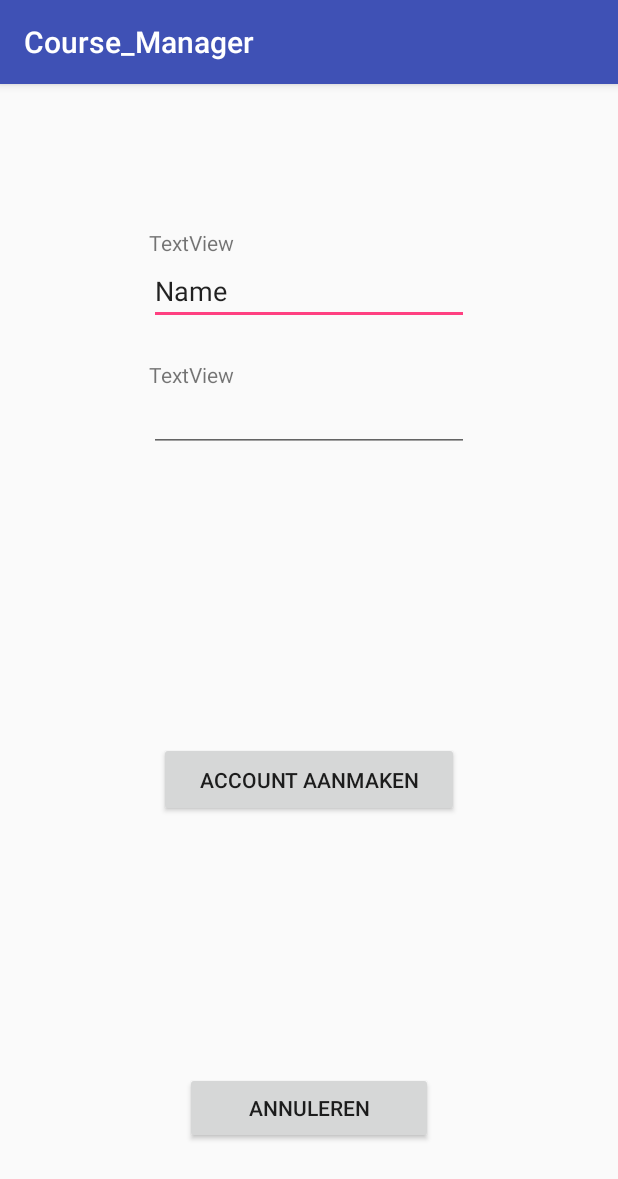
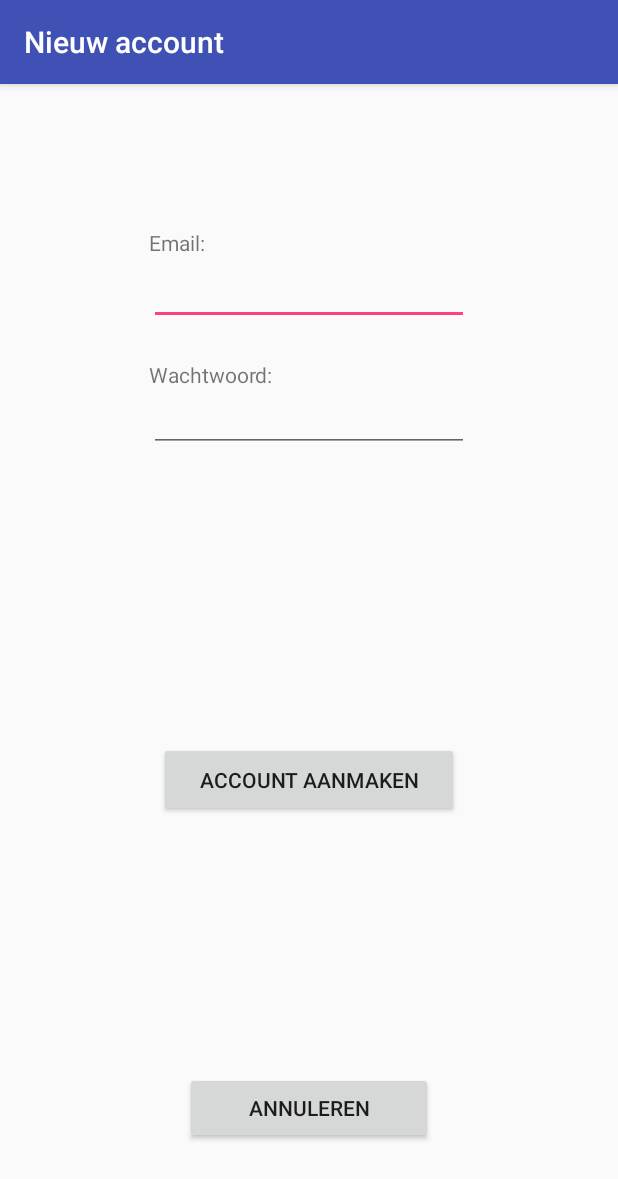
Before and after one commit to Joepin8/Course_Manager, an Android app: the screen it shows after launch (NieuwAccountActivity), after a tap on "NIEUW ACCOUNT", on a phone screen of 412 x 824 dp. Shown: the top 1179 px of the screen. Run offline under Robolectric (Android 15) with nearby library versions, the phone set to English and light mode, and no system bars; our stand-ins replace Firebase (no records; nobody signed in at launch, a user with empty details on screens opened directly), Volley.

Commit message:
Annuleert knop opent MainActivity weer

```diff
--- a/app/src/main/java/ikpmd/westgeestoonk/course_manager/MainActivity.java
+++ b/app/src/main/java/ikpmd/westgeestoonk/course_manager/MainActivity.java
@@ -50,7 +50,7 @@ public class MainActivity extends AppCompatActivity {
         super.onCreate(savedInstanceState);
         setContentView(R.layout.activity_main);
         fAuth = FirebaseAuth.getInstance();
-
+        setTitle("Inloggen");
         emailEditText = (EditText) findViewById(R.id.emailET);
         passwordEditText = (EditText) findViewById(R.id.passwordET);
         loginBtn = (Button) findViewById(R.id.loginBtn);
@@ -62,8 +62,7 @@ public class MainActivity extends AppCompatActivity {
         newAccountBtn.setText("Nieuw account");
         tvEmail.setText("Email:");
         tvWachtwoord.setText("Wachtwoord:");
-        emailEditText.setText("email");
-
+        emailEditText.setText(" ");
         fAuth.signOut();
         loginBtn.setOnClickListener(new View.OnClickListener() {
             @Override
--- a/app/src/main/java/ikpmd/westgeestoonk/course_manager/NieuwAccountActivity.java
+++ b/app/src/main/java/ikpmd/westgeestoonk/course_manager/NieuwAccountActivity.java
@@ -8,12 +8,15 @@ import android.util.Log;
 import android.view.View;
 import android.widget.Button;
 import android.widget.EditText;
+import android.widget.TextView;
 import android.widget.Toast;
 
 import com.google.android.gms.tasks.OnCompleteListener;
 import com.google.android.gms.tasks.Task;
 import com.google.firebase.auth.AuthResult;
 import com.google.firebase.auth.FirebaseAuth;
+
+import org.w3c.dom.Text;
 
 public class NieuwAccountActivity extends AppCompatActivity {
 
@@ -22,19 +25,27 @@ public class NieuwAccountActivity extends AppCompatActivity {
     private Button createAccountBtn;
     private Button cancelBtn;
     private FirebaseAuth fAuth = FirebaseAuth.getInstance();
+    private TextView emailTV;
+    private TextView wachtwoordTV;
 
     @Override
     protected void onCreate(Bundle savedInstanceState) {
         super.onCreate(savedInstanceState);
         setContentView(R.layout.activity_nieuw_account);
-
+        setTitle("Nieuw account");
         emailEditText = (EditText) findViewById(R.id.emailET);
         passwordEditText = (EditText) findViewById(R.id.passwordET);
         createAccountBtn = (Button) findViewById(R.id.createAccountBtn);
         cancelBtn = (Button) findViewById(R.id.cancelBtn);
+        emailTV = (TextView) findViewById(R.id.tvEmail);
+        wachtwoordTV = (TextView) findViewById(R.id.tvWachtwoord);
 
         createAccountBtn.setText("Account aanmaken");
         cancelBtn.setText("Annuleren");
+        emailTV.setText("Email:");
+        wachtwoordTV.setText("Wachtwoord:");
+
+        emailEditText.setText(" ");
 
         createAccountBtn.setOnClickListener(new View.OnClickListener() {
             @Override
@@ -58,5 +69,14 @@ public class NieuwAccountActivity extends AppCompatActivity {
                 }
             }
         });
+
+        cancelBtn.setOnClickListener(new View.OnClickListener() {
+            @Override
+            public void onClick(View view) {
+                Intent intent = new Intent(getApplicationContext(), MainActivity.class);
+                startActivity(intent);
+            }
+        });
+
     }
 }
```
